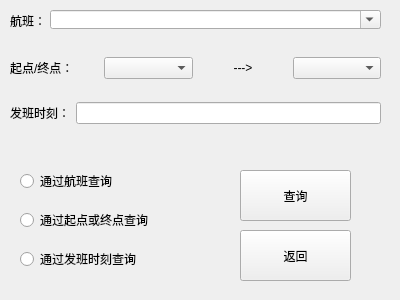
This is src/UI/widgets/informationfinderwidget.ui in 3944Realms/AirLife as Qt 5 draws it before an edit. The edited form follows.
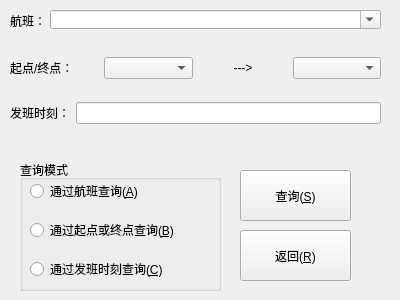
This is the edited form. Icons and pictures are not drawn.

Commit message: 修正部分，并添加部分按钮Alt快捷键，以及取消、返回按钮功能实装

What changed in the file:
```diff
--- a/src/UI/widgets/informationfinderwidget.ui
+++ b/src/UI/widgets/informationfinderwidget.ui
@@ -118,39 +118,6 @@
     </item>
    </layout>
   </widget>
-  <widget class="QWidget" name="verticalLayoutWidget_2">
-   <property name="geometry">
-    <rect>
-     <x>20</x>
-     <y>160</y>
-     <width>160</width>
-     <height>121</height>
-    </rect>
-   </property>
-   <layout class="QVBoxLayout" name="verticalLayout_2">
-    <item>
-     <widget class="QRadioButton" name="airLifeSearchByFlightRadioButton">
-      <property name="text">
-       <string>通过航班查询</string>
-      </property>
-     </widget>
-    </item>
-    <item>
-     <widget class="QRadioButton" name="airLifeSearchByAreaRadioButton">
-      <property name="text">
-       <string>通过起点或终点查询</string>
-      </property>
-     </widget>
-    </item>
-    <item>
-     <widget class="QRadioButton" name="airLifeSearchByDatetRadioButton">
-      <property name="text">
-       <string>通过发班时刻查询</string>
-      </property>
-     </widget>
-    </item>
-   </layout>
-  </widget>
   <widget class="QPushButton" name="airLifeBeginPushButton">
    <property name="geometry">
     <rect>
@@ -161,7 +128,7 @@
     </rect>
    </property>
    <property name="text">
-    <string>查询</string>
+    <string>查询(&amp;S)</string>
    </property>
   </widget>
   <widget class="QPushButton" name="airLifeBackPushButton">
@@ -174,9 +141,55 @@
     </rect>
    </property>
    <property name="text">
-    <string>返回</string>
+    <string>返回(&amp;R)</string>
    </property>
   </widget>
+  <widget class="QGroupBox" name="airLifeModeGroupBox">
+   <property name="geometry">
+    <rect>
+     <x>20</x>
+     <y>160</y>
+     <width>201</width>
+     <height>131</height>
+    </rect>
+   </property>
+   <property name="title">
+    <string>查询模式</string>
+   </property>
+   <widget class="QWidget" name="verticalLayoutWidget_2">
+    <property name="geometry">
+     <rect>
+      <x>10</x>
+      <y>10</y>
+      <width>160</width>
+      <height>121</height>
+     </rect>
+    </property>
+    <layout class="QVBoxLayout" name="verticalLayout_2">
+     <item>
+      <widget class="QRadioButton" name="airLifeSearchByFlightRadioButton">
+       <property name="text">
+        <string>通过航班查询(&amp;A)</string>
+       </property>
+      </widget>
+     </item>
+     <item>
+      <widget class="QRadioButton" name="airLifeSearchByAreaRadioButton">
+       <property name="text">
+        <string>通过起点或终点查询(&amp;B)</string>
+       </property>
+      </widget>
+     </item>
+     <item>
+      <widget class="QRadioButton" name="airLifeSearchByDatetRadioButton">
+       <property name="text">
+        <string>通过发班时刻查询(&amp;C)</string>
+       </property>
+      </widget>
+     </item>
+    </layout>
+   </widget>
+  </widget>
  </widget>
  <resources>
   <include location="../../../resource/resource.qrc"/>
```
The commit also changes 56 other files.
